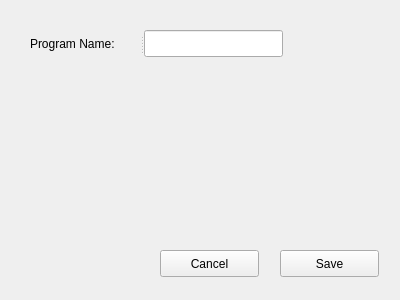
Old version of the form addprogram.ui in the repository simachewh/chamberControlPcGUIPT.
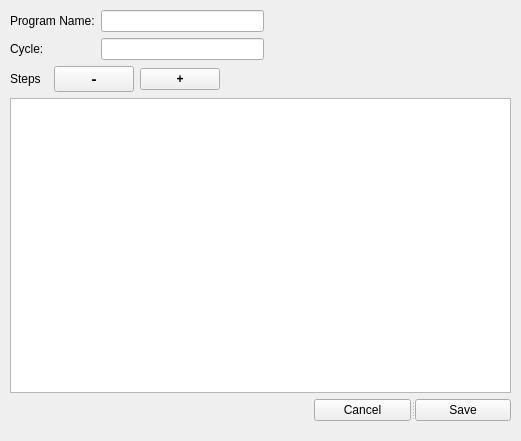
New version of the form. Icons and pictures are not drawn.

Commit message: Chnages staged before GUI apprarance chaged to make space for master-detail veiw of programs and their steps.

What changed in the file:
```diff
--- a/addprogram.ui
+++ b/addprogram.ui
@@ -6,57 +6,145 @@
    <rect>
     <x>0</x>
     <y>0</y>
-    <width>400</width>
-    <height>300</height>
+    <width>521</width>
+    <height>441</height>
    </rect>
   </property>
   <property name="windowTitle">
    <string>Form</string>
   </property>
-  <widget class="QPushButton" name="cancelButton">
+  <property name="windowIcon">
+   <iconset>
+    <normaloff>../../../../../Downloads/technobothnia_logo.png</normaloff>../../../../../Downloads/technobothnia_logo.png</iconset>
+  </property>
+  <widget class="QWidget" name="">
    <property name="geometry">
     <rect>
-     <x>160</x>
-     <y>250</y>
-     <width>99</width>
-     <height>27</height>
+     <x>10</x>
+     <y>10</y>
+     <width>501</width>
+     <height>411</height>
     </rect>
    </property>
-   <property name="text">
-    <string>Cancel</string>
-   </property>
-  </widget>
-  <widget class="QPushButton" name="saveButton">
-   <property name="geometry">
-    <rect>
-     <x>280</x>
-     <y>250</y>
-     <width>99</width>
-     <height>27</height>
-    </rect>
-   </property>
-   <property name="text">
-    <string>Save</string>
-   </property>
-  </widget>
-  <widget class="QSplitter" name="splitter">
-   <property name="geometry">
-    <rect>
-     <x>30</x>
-     <y>30</y>
-     <width>253</width>
-     <height>27</height>
-    </rect>
-   </property>
-   <property name="orientation">
-    <enum>Qt::Horizontal</enum>
-   </property>
-   <widget class="QLabel" name="label">
-    <property name="text">
-     <string>Program Name:</string>
-    </property>
-   </widget>
-   <widget class="QLineEdit" name="programNameEdit"/>
+   <layout class="QGridLayout" name="gridLayout">
+    <item row="0" column="0" colspan="4">
+     <layout class="QFormLayout" name="formLayout">
+      <item row="0" column="0">
+       <widget class="QLabel" name="programNameLabel">
+        <property name="text">
+         <string>Program Name:</string>
+        </property>
+       </widget>
+      </item>
+      <item row="0" column="1">
+       <widget class="QLineEdit" name="programNameEdit"/>
+      </item>
+      <item row="1" column="0">
+       <widget class="QLabel" name="cycleLabel">
+        <property name="text">
+         <string>Cycle:</string>
+        </property>
+       </widget>
+      </item>
+      <item row="1" column="1">
+       <widget class="QLineEdit" name="cycleEdit"/>
+      </item>
+     </layout>
+    </item>
+    <item row="0" column="4" colspan="2">
+     <spacer name="horizontalSpacer_2">
+      <property name="orientation">
+       <enum>Qt::Horizontal</enum>
+      </property>
+      <property name="sizeHint" stdset="0">
+       <size>
+        <width>40</width>
+        <height>20</height>
+       </size>
+      </property>
+     </spacer>
+    </item>
+    <item row="1" column="0">
+     <widget class="QLabel" name="label">
+      <property name="text">
+       <string>Steps</string>
+      </property>
+     </widget>
+    </item>
+    <item row="1" column="1">
+     <widget class="QPushButton" name="removeStepButton">
+      <property name="font">
+       <font>
+        <pointsize>11</pointsize>
+        <weight>75</weight>
+        <bold>true</bold>
+       </font>
+      </property>
+      <property name="text">
+       <string>-</string>
+      </property>
+     </widget>
+    </item>
+    <item row="1" column="2">
+     <widget class="QPushButton" name="addStepButton">
+      <property name="font">
+       <font>
+        <weight>75</weight>
+        <bold>true</bold>
+       </font>
+      </property>
+      <property name="text">
+       <string>+</string>
+      </property>
+     </widget>
+    </item>
+    <item row="1" column="3" colspan="3">
+     <spacer name="horizontalSpacer">
+      <property name="orientation">
+       <enum>Qt::Horizontal</enum>
+      </property>
+      <property name="sizeHint" stdset="0">
+       <size>
+        <width>108</width>
+        <height>20</height>
+       </size>
+      </property>
+     </spacer>
+    </item>
+    <item row="3" column="0" colspan="5">
+     <spacer name="horizontalSpacer_3">
+      <property name="orientation">
+       <enum>Qt::Horizontal</enum>
+      </property>
+      <property name="sizeHint" stdset="0">
+       <size>
+        <width>298</width>
+        <height>20</height>
+       </size>
+      </property>
+     </spacer>
+    </item>
+    <item row="3" column="5">
+     <widget class="QSplitter" name="splitter_2">
+      <property name="orientation">
+       <enum>Qt::Horizontal</enum>
+      </property>
+      <widget class="QPushButton" name="cancelButton">
+       <property name="text">
+        <string>Cancel</string>
+       </property>
+      </widget>
+      <widget class="QPushButton" name="saveButton">
+       <property name="text">
+        <string>Save</string>
+       </property>
+      </widget>
+     </widget>
+    </item>
+    <item row="2" column="0" colspan="6">
+     <widget class="QTableView" name="tableView"/>
+    </item>
+   </layout>
   </widget>
  </widget>
  <resources/>
```
Left out of the diff: 2 changed lines with no effect on the pictures. The commit also changes 10 other files.
